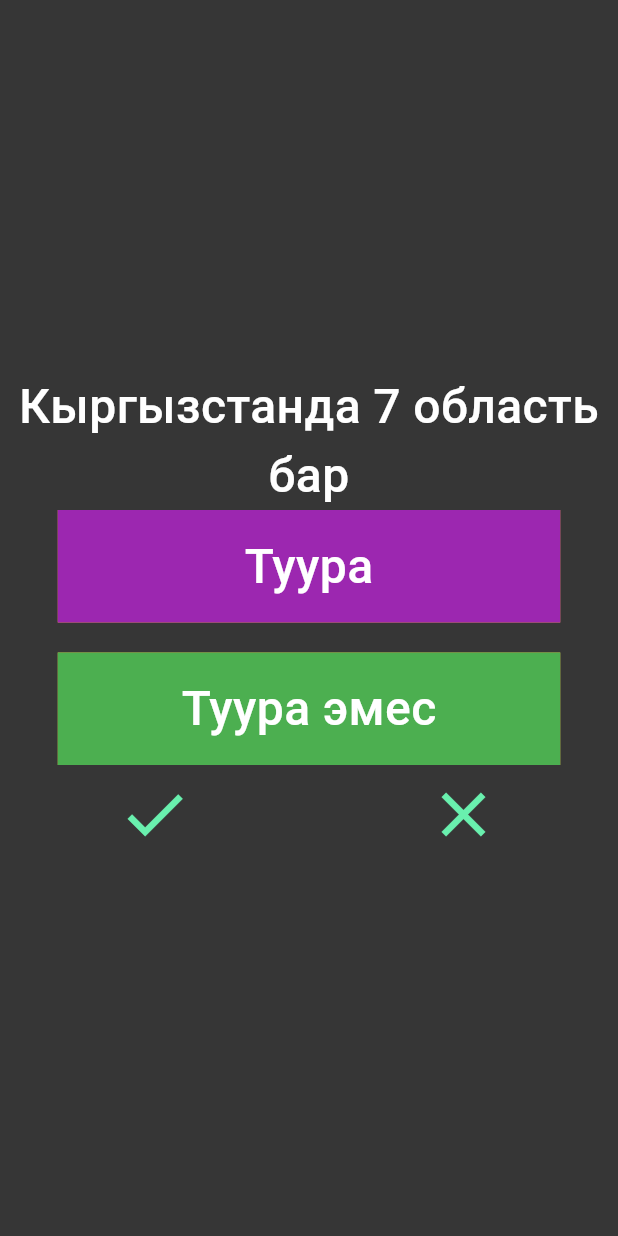
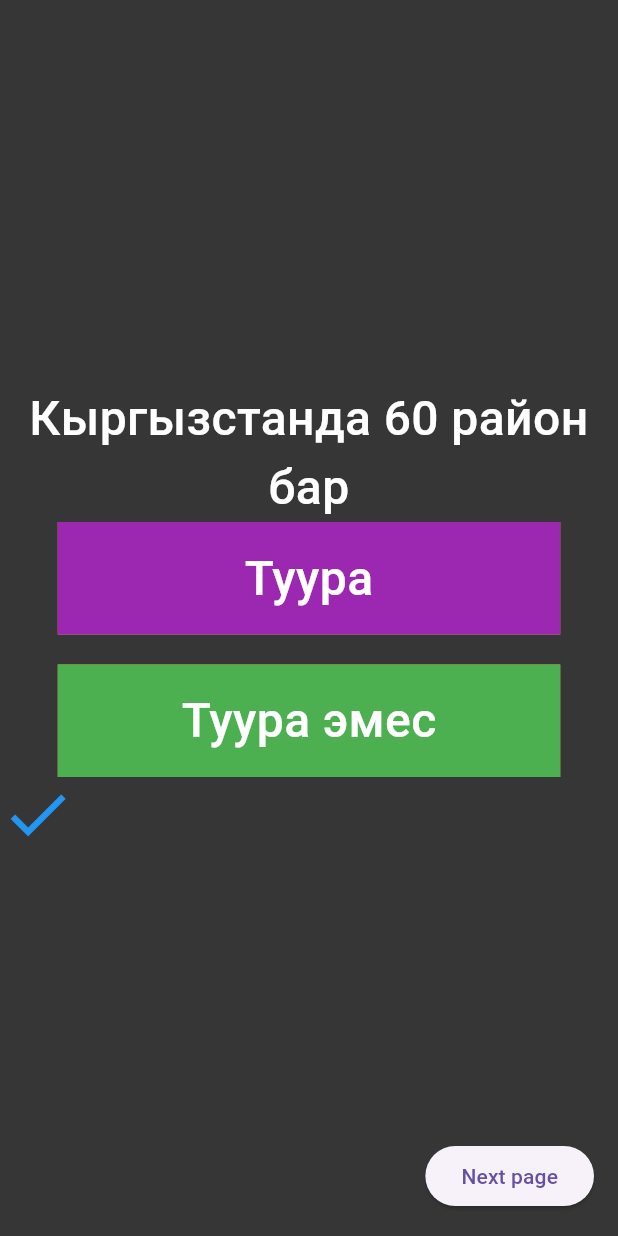
Before and after one commit to AlisherKaparov/jumushg_tabuu, a Flutter app: the screen it shows after launch, after a tap on "Tyypa", on a phone screen of 412 x 824 dp. Run offline on Flutter 3.47's test engine with Material 3 defaults, Android fonts, the phone set to English and light mode, and no system bars; our stand-ins replace google_fonts.

Commit message:
We cannot provide a photo.

```diff
--- a/lib/main.dart
+++ b/lib/main.dart
@@ -1,10 +1,12 @@
-import 'dart:math';
+import 'dart:developer';
 
 import 'package:flutter/cupertino.dart';
 import 'package:flutter/material.dart';
 import 'package:flutter/rendering.dart';
 import 'package:flutter/widgets.dart';
 import 'package:google_fonts/google_fonts.dart';
+import 'package:jumushg_tabuu/quiz_brain.dart';
+import 'package:jumushg_tabuu/second_page.dart';
 
 void main() {
   runApp(MyWidget());
@@ -21,26 +23,44 @@ class MyWidget extends StatelessWidget {
   }
 }
 
-class QuizApp extends StatelessWidget {
+class QuizApp extends StatefulWidget {
   QuizApp({Key? key}) : super(key: key);
-  List<String> shaardynAttary = [
-    'Batken',
-    'Osh',
-    'Chuy',
-    'Naryn',
-    'Jalal-Abat',
-    'Talas',
-    'Yssyk-Kol',
-  ];
-  List<int> sany = [
-    1,
-    2,
-    3,
-    4,
-    5,
-    6,
-    7,
-  ];
+
+  @override
+  State<QuizApp> createState() => _QuizAppState();
+}
+
+class _QuizAppState extends State<QuizApp> {
+  bool? isFinished = false;
+  suroJooptuTeksher(bool okuuchununJoobu) {
+    bool? itninJoobu = quizBrain.jooptuAlypKel()!;
+    if (okuuchununJoobu == itninJoobu) {
+      icons.add(
+        Icon(
+          Icons.check,
+          color: Colors.blue,
+          size: 50,
+        ),
+      );
+    } else {
+      icons.add(
+        Icon(
+          Icons.close,
+          color: Colors.red,
+          size: 50,
+        ),
+      );
+    } //suroJoop()
+    quizBrain.suroonuOtkoz();
+    quizBrain.suroonuAlypKel();
+
+    if (quizBrain.suroonuAlypKel() == 'Suroo buttu') {
+      isFinished = true;
+    }
+    setState(() {});
+  }
+
+  List<Widget> icons = [];
 
   @override
   Widget build(BuildContext context) {
@@ -51,7 +71,7 @@ class QuizApp extends StatelessWidget {
           mainAxisAlignment: MainAxisAlignment.center,
           children: [
             Center(
-              child: Text('Кыргызстанда 7 область бар ',
+              child: Text(quizBrain.suroonuAlypKel() ?? 'Suroo buttu',
                   textAlign: TextAlign.center,
                   style: GoogleFonts.roboto(
                     fontSize: 32,
@@ -59,11 +79,25 @@ class QuizApp extends StatelessWidget {
                     fontWeight: FontWeight.w500,
                   )),
             ),
+            if (isFinished!)
+              TuuraIcon(
+                color: Colors.red,
+                text: "Kaira Bashta",
+                onTap: () {},
+                splashColor: Colors.grey,
+              )
+            else
+              Column(
+                children: [
                   TuuraIcon(
                     text: 'Tyypa',
                     color: Colors.purple,
                     splashColor: Colors.yellow,
-              onTap: () {},
+                    onTap: () {
+                      suroJooptuTeksher(
+                        true,
+                      );
+                    },
                   ),
                   SizedBox(
                     height: 20,
@@ -72,44 +106,58 @@ class QuizApp extends StatelessWidget {
                     text: 'Tyypa эмес',
                     color: Colors.green,
                     splashColor: Colors.red,
-              onTap: () {},
-            ),
-            Row(
-              mainAxisAlignment: MainAxisAlignment.spaceAround,
-              children: [
-                IconButton(
-                  onPressed: () {},
-                  icon: const Icon(
-                    Icons.check,
-                    color: Colors.greenAccent,
-                    size: 50,
-                  ),
-                ),
-                IconButton(
-                  onPressed: () {},
-                  icon: const Icon(
-                    Icons.close,
-                    color: Colors.greenAccent,
-                    size: 50,
-                  ),
+                    onTap: () {
+                      suroJooptuTeksher(false);
+                    },
                   ),
                 ],
               ),
+            Row(
+              children: icons,
+            ),
           ],
+        ),
+        floatingActionButton: ElevatedButton(
+          onPressed: () {
+            Navigator.push(
+              context,
+              MaterialPageRoute(builder: (context) => const SecondPage()),
+            );
+          },
+          child: Text('Next page'),
         ),
       ),
     );
   }
 }
 
+class ChoiceIcon extends StatelessWidget {
+  ChoiceIcon({
+    super.key,
+    required this.icon,
+    required this.color,
+  });
+  final IconData? icon;
+  final Color color;
+
+  @override
+  Widget build(BuildContext context) {
+    return Icon(
+      icon,
+      size: 65,
+      color: color,
+    );
+  }
+}
+
 class TuuraIcon extends StatelessWidget {
-  TuuraIcon(
-      {Key? key,
+  TuuraIcon({
+    Key? key,
     required this.color,
     required this.text,
     required this.onTap,
-      required this.splashColor})
-      : super(key: key);
+    required this.splashColor,
+  }) : super(key: key);
   Color color;
   Color splashColor;
   String text;
@@ -120,7 +168,7 @@ class TuuraIcon extends StatelessWidget {
       child: Material(
         child: InkWell(
           splashColor: splashColor,
-          onTap: () {},
+          onTap: onTap,
           child: Container(
             width: 335,
             height: 75,
@@ -141,3 +189,13 @@ class TuuraIcon extends StatelessWidget {
     );
   }
 }
+
+class SuroJoop {
+  final String suro;
+  final bool joop;
+
+  SuroJoop({
+    required this.suro,
+    required this.joop,
+  });
+}
--- /dev/null
+++ b/lib/quiz_brain.dart
@@ -0,0 +1,51 @@
+import 'package:jumushg_tabuu/main.dart';
+
+class QuizBrain {
+  int katarNomeri = 0;
+  List<SuroJoop> suroJoop = [
+    SuroJoop(
+      suro: 'Кызгызстанда 7 область бар',
+      joop: true,
+    ),
+    SuroJoop(
+      suro: 'Кыргызстанда 60 район бар',
+      joop: false,
+    ),
+    SuroJoop(
+      suro: 'Кытай Кыргызстан менен чектешпейт',
+      joop: false,
+    ),
+    SuroJoop(
+      suro: 'Кыргызстан Россия менен чектешпейт',
+      joop: true,
+    ),
+    SuroJoop(
+      suro: 'Кытай Кыргызстандын жолдорун курат',
+      joop: true,
+    ),
+    SuroJoop(
+      suro: 'Кыргызстанда уйкучулар коп',
+      joop: false,
+    ),
+  ];
+
+  String? suroonuAlypKel() {
+    if (katarNomeri < suroJoop.length) {
+      return suroJoop[katarNomeri].suro;
+    } else {
+      'Suroo buttu';
+    }
+  }
+
+  bool? jooptuAlypKel() {
+    if (katarNomeri < suroJoop.length) {
+      return suroJoop[katarNomeri].joop;
+    }
+  }
+
+  suroonuOtkoz() {
+    katarNomeri++;
+  }
+}
+
+final QuizBrain quizBrain = QuizBrain();
```
Also changed, not shown: lib/second_page.dart (added, +25 -0 lines). Lines whose indentation alone changed are shown as unchanged.
